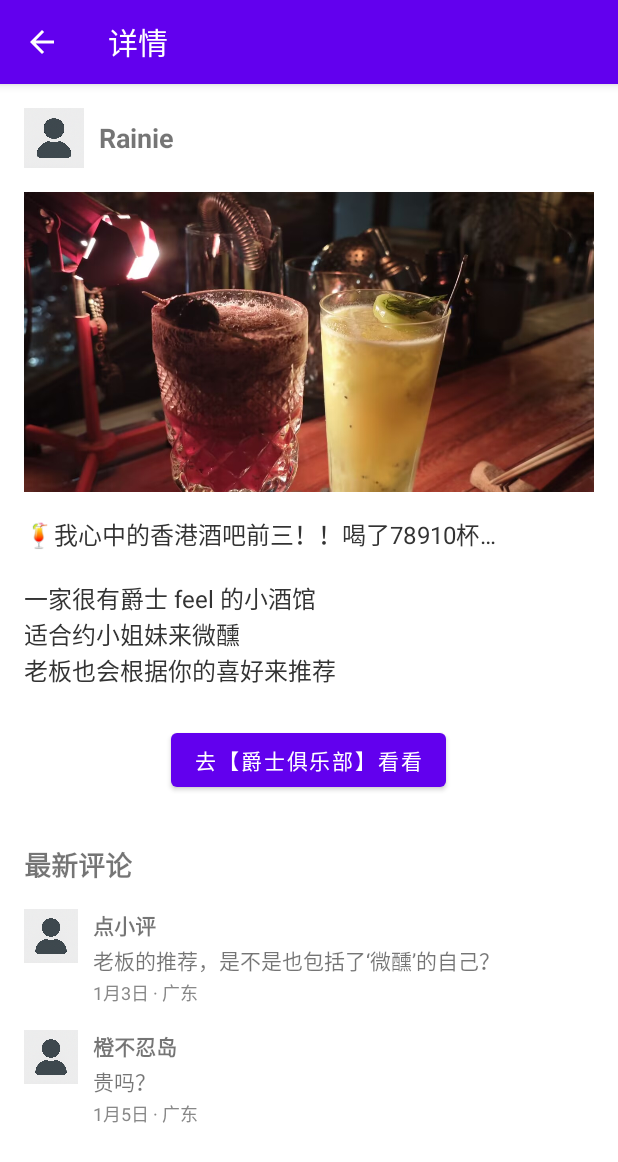
After one commit to lu-kai-2002/AndroidFinalproject, an Android app: the PostDetailActivity screen opened directly, with no data from a screen before it, on a phone screen of 412 x 824 dp. The commit adds this screen. Shown: the top 1162 px of the screen. Run offline under Robolectric (Android 15) with nearby library versions, the phone set to English and light mode, and no system bars.

Commit message:
Version 5

```diff
--- a/app/src/main/AndroidManifest.xml
+++ b/app/src/main/AndroidManifest.xml
@@ -34,6 +34,7 @@
                 android:name="android.support.PARENT_ACTIVITY"
                 android:value=".MainActivity"/>
         </activity>
+        <activity android:name=".ui.post.PostDetailActivity" />
     </application>
 
 </manifest>
--- a/app/src/main/java/com/example/finalproject/ui/home/HomeFragment.java
+++ b/app/src/main/java/com/example/finalproject/ui/home/HomeFragment.java
@@ -45,6 +45,7 @@ public class HomeFragment extends Fragment {
         postList.add(new Post("Rechal", "So chill~", R.drawable.sample2));
         postList.add(new Post("Rainie", "It's a special place.", R.drawable.sample3));
 
+
         adapter = new PostAdapter(postList, getContext());
         recyclerView.setAdapter(adapter);
 
--- a/app/src/main/java/com/example/finalproject/ui/home/PostAdapter.java
+++ b/app/src/main/java/com/example/finalproject/ui/home/PostAdapter.java
@@ -1,6 +1,7 @@
 package com.example.finalproject.ui.home;
 
 import android.content.Context;
+import android.content.Intent;
 import android.view.LayoutInflater;
 import android.view.View;
 import android.view.ViewGroup;
@@ -11,6 +12,7 @@ import androidx.annotation.NonNull;
 import androidx.recyclerview.widget.RecyclerView;
 
 import com.example.finalproject.R;
+import com.example.finalproject.ui.post.PostDetailActivity;
 
 import java.util.List;
 
@@ -69,6 +71,15 @@ public class PostAdapter extends RecyclerView.Adapter<PostAdapter.PostViewHolder
                     post.isLiked() ? R.drawable.ic_heart_red : R.drawable.ic_heart_gray
             );
         });
+
+        // 点击Rainie跳转
+        holder.itemView.setOnClickListener(v -> {
+            if (post.getUsername().equals("Rainie")) {
+                Intent intent = new Intent(context, PostDetailActivity.class);
+                context.startActivity(intent);
+            }
+        });
+
     }
 
     @Override
--- /dev/null
+++ b/app/src/main/java/com/example/finalproject/ui/post/PostDetailActivity.java
@@ -0,0 +1,64 @@
+package com.example.finalproject.ui.post;
+
+import android.os.Bundle;
+import android.view.MenuItem;
+import android.widget.ImageView;
+import android.widget.TextView;
+import android.content.Intent;
+import android.view.View;
+import android.widget.Button;
+
+
+import androidx.appcompat.app.AppCompatActivity;
+
+import com.example.finalproject.BarDetailActivity;
+import com.example.finalproject.R;
+
+public class PostDetailActivity extends AppCompatActivity {
+    @Override
+    protected void onCreate(Bundle savedInstanceState) {
+        super.onCreate(savedInstanceState);
+        setContentView(R.layout.activity_post_detail);
+
+        // 设置顶部返回箭头
+        if (getSupportActionBar() != null) {
+            getSupportActionBar().setDisplayHomeAsUpEnabled(true);
+            getSupportActionBar().setTitle("详情");
+        }
+
+        // 初始化页面控件
+        ImageView imageView = findViewById(R.id.imageContent);
+        TextView usernameView = findViewById(R.id.textUsername);
+        TextView contentView = findViewById(R.id.textContent);
+
+        // 显示内容
+        usernameView.setText("Rainie");
+        contentView.setText("🍹我心中的香港酒吧前三！！喝了78910杯…\n\n" +
+                "一家很有爵士 feel 的小酒馆\n" +
+                "适合约小姐妹来微醺\n" +
+                "老板也会根据你的喜好来推荐");
+        imageView.setImageResource(R.drawable.sample3);
+
+        // 🔽 就在这里添加跳转按钮的逻辑 🔽
+        Button buttonGoToBar = findViewById(R.id.buttonGoToBar);
+        buttonGoToBar.setOnClickListener(new View.OnClickListener() {
+            @Override
+            public void onClick(View v) {
+                Intent intent = new Intent(PostDetailActivity.this, BarDetailActivity.class);
+                intent.putExtra("bar_name", "爵士俱乐部");
+                startActivity(intent);
+            }
+        });
+    }
+
+
+    // 返回箭头点击逻辑
+    @Override
+    public boolean onOptionsItemSelected(MenuItem item) {
+        if (item.getItemId() == android.R.id.home) {
+            finish();  // 关闭当前页面，返回上一页
+            return true;
+        }
+        return super.onOptionsItemSelected(item);
+    }
+}
--- /dev/null
+++ b/app/src/main/res/layout/activity_post_detail.xml
@@ -0,0 +1,158 @@
+<?xml version="1.0" encoding="utf-8"?>
+<ScrollView xmlns:android="http://schemas.android.com/apk/res/android"
+    android:layout_width="match_parent"
+    android:layout_height="match_parent">
+
+    <LinearLayout
+        android:orientation="vertical"
+        android:padding="16dp"
+        android:layout_width="match_parent"
+        android:layout_height="wrap_content">
+
+        <!-- 用户头像 + 昵称 -->
+        <LinearLayout
+            android:orientation="horizontal"
+            android:layout_width="match_parent"
+            android:layout_height="wrap_content"
+            android:gravity="center_vertical">
+
+            <ImageView
+                android:src="@drawable/ic_avatar_default"
+                android:layout_width="40dp"
+                android:layout_height="40dp"
+                android:layout_marginEnd="10dp"/>
+
+            <TextView
+                android:id="@+id/textUsername"
+                android:text="Rainie"
+                android:textStyle="bold"
+                android:textSize="18sp"
+                android:layout_width="wrap_content"
+                android:layout_height="wrap_content"/>
+        </LinearLayout>
+
+        <!-- 主图 -->
+        <ImageView
+            android:id="@+id/imageContent"
+            android:layout_width="match_parent"
+            android:layout_height="200dp"
+            android:scaleType="centerCrop"
+            android:layout_marginTop="16dp" />
+
+        <!-- 内容描述 -->
+        <TextView
+            android:id="@+id/textContent"
+            android:layout_marginTop="16dp"
+            android:layout_width="match_parent"
+            android:layout_height="wrap_content"
+            android:textSize="16sp"
+            android:textColor="#333"
+            android:text="🍹我心中的顺德酒吧前三！！喝了78910杯…\n\n一家很有上海 feel 的小酒馆\n适合约小姐妹来微醺\n老板也会根据你的喜好来推荐"/>
+
+        <!-- 跳转去酒吧页面 -->
+        <Button
+            android:id="@+id/buttonGoToBar"
+            android:layout_width="wrap_content"
+            android:layout_height="wrap_content"
+            android:text="去【爵士俱乐部】看看"
+            android:layout_marginTop="24dp"
+            android:layout_gravity="center_horizontal"/>
+
+
+        <!-- 评论标题 -->
+        <TextView
+            android:layout_width="wrap_content"
+            android:layout_height="wrap_content"
+            android:text="最新评论"
+            android:textSize="18sp"
+            android:textStyle="bold"
+            android:layout_marginTop="32dp"/>
+
+        <!-- 评论1 -->
+        <LinearLayout
+            android:layout_width="match_parent"
+            android:layout_height="wrap_content"
+            android:orientation="horizontal"
+            android:layout_marginTop="16dp">
+
+            <ImageView
+                android:src="@drawable/ic_avatar_default"
+                android:layout_width="36dp"
+                android:layout_height="36dp"
+                android:layout_marginEnd="10dp"/>
+
+            <LinearLayout
+                android:orientation="vertical"
+                android:layout_width="0dp"
+                android:layout_height="wrap_content"
+                android:layout_weight="1">
+
+                <TextView
+                    android:layout_width="wrap_content"
+                    android:layout_height="wrap_content"
+                    android:text="点小评"
+                    android:textStyle="bold"
+                    android:textSize="14sp"/>
+
+                <TextView
+                    android:layout_width="wrap_content"
+                    android:layout_height="wrap_content"
+                    android:text="老板的推荐，是不是也包括了‘微醺’的自己？"
+                    android:textSize="14sp"
+                    android:layout_marginTop="2dp"/>
+
+                <TextView
+                    android:layout_width="wrap_content"
+                    android:layout_height="wrap_content"
+                    android:text="1月3日 · 广东"
+                    android:textSize="12sp"
+                    android:textColor="#888"
+                    android:layout_marginTop="2dp"/>
+            </LinearLayout>
+        </LinearLayout>
+
+        <!-- 评论2 -->
+        <LinearLayout
+            android:layout_width="match_parent"
+            android:layout_height="wrap_content"
+            android:orientation="horizontal"
+            android:layout_marginTop="16dp">
+
+            <ImageView
+                android:src="@drawable/ic_avatar_default"
+                android:layout_width="36dp"
+                android:layout_height="36dp"
+                android:layout_marginEnd="10dp"/>
+
+            <LinearLayout
+                android:orientation="vertical"
+                android:layout_width="0dp"
+                android:layout_height="wrap_content"
+                android:layout_weight="1">
+
+                <TextView
+                    android:layout_width="wrap_content"
+                    android:layout_height="wrap_content"
+                    android:text="橙不忍岛"
+                    android:textStyle="bold"
+                    android:textSize="14sp"/>
+
+                <TextView
+                    android:layout_width="wrap_content"
+                    android:layout_height="wrap_content"
+                    android:text="贵吗？"
+                    android:textSize="14sp"
+                    android:layout_marginTop="2dp"/>
+
+                <TextView
+                    android:layout_width="wrap_content"
+                    android:layout_height="wrap_content"
+                    android:text="1月5日 · 广东"
+                    android:textSize="12sp"
+                    android:textColor="#888"
+                    android:layout_marginTop="2dp"/>
+            </LinearLayout>
+        </LinearLayout>
+
+    </LinearLayout>
+</ScrollView>
```
